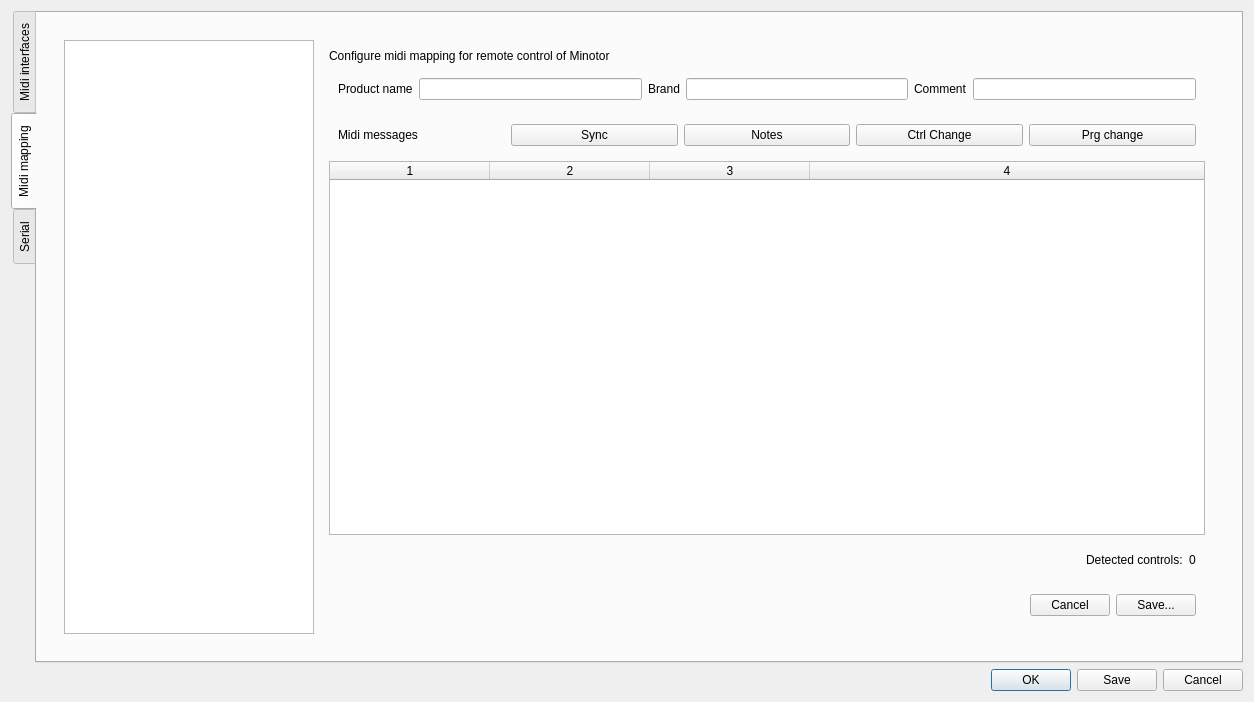
Above: Ui/configdialog.ui from minotor-org/minotor before the change. Below: the same form after it.
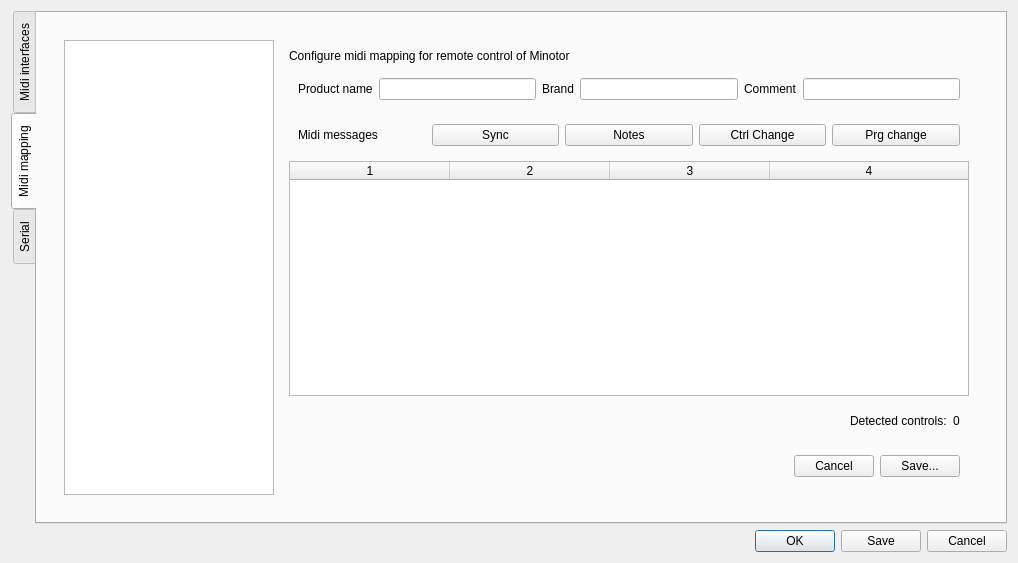
That is the form after the change.

Commit message: ConfigDialog: Minor interface changes

The edit to the form file:
```diff
--- a/Ui/configdialog.ui
+++ b/Ui/configdialog.ui
@@ -6,8 +6,8 @@
    <rect>
     <x>0</x>
     <y>0</y>
-    <width>1254</width>
-    <height>702</height>
+    <width>1018</width>
+    <height>563</height>
    </rect>
   </property>
   <property name="windowTitle">
@@ -70,13 +70,13 @@
                 <widget class="QListWidget" name="lwMappings">
                  <property name="minimumSize">
                   <size>
-                   <width>250</width>
+                   <width>210</width>
                    <height>0</height>
                   </size>
                  </property>
                  <property name="maximumSize">
                   <size>
-                   <width>250</width>
+                   <width>210</width>
                    <height>16777215</height>
                   </size>
                  </property>
@@ -191,12 +191,21 @@
                   </item>
                   <item>
                    <widget class="QTableWidget" name="tableMidiMapping">
+                    <property name="alternatingRowColors">
+                     <bool>false</bool>
+                    </property>
                     <property name="selectionMode">
                      <enum>QAbstractItemView::SingleSelection</enum>
                     </property>
                     <property name="selectionBehavior">
                      <enum>QAbstractItemView::SelectRows</enum>
                     </property>
+                    <property name="showGrid">
+                     <bool>true</bool>
+                    </property>
+                    <property name="gridStyle">
+                     <enum>Qt::SolidLine</enum>
+                    </property>
                     <property name="columnCount">
                      <number>4</number>
                     </property>
```
The commit also changes 1 other file.
